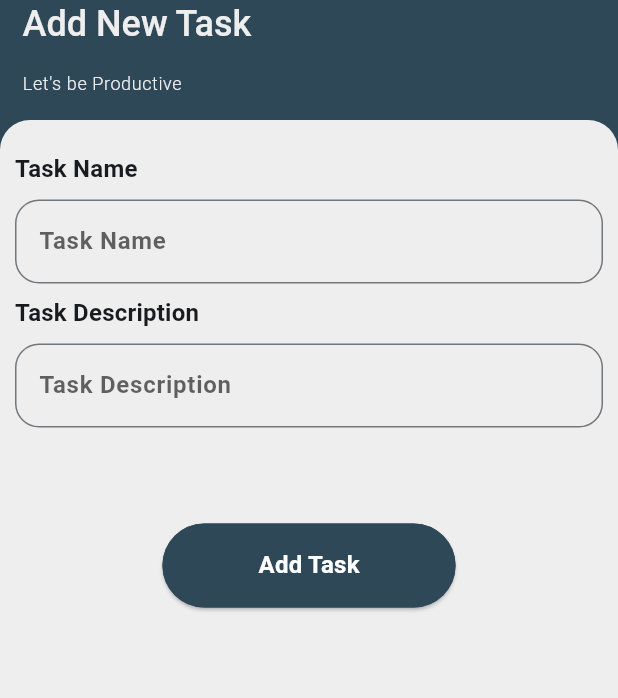
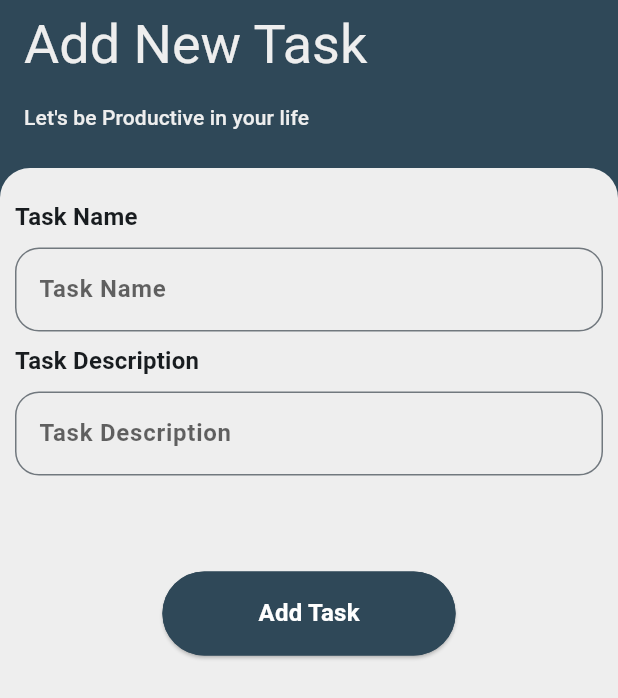
Before and after one commit to MoFares7/task_management, a Flutter app: the TasksScreen screen opened directly, after a tap on the "add" icon, on a phone screen of 412 x 824 dp. Shown: the top 698 px of the screen. Run offline on Flutter 3.47's test engine with Material 3 defaults, Android fonts, the phone set to English and light mode, and no system bars; drawn by our look-alikes of flutter_form_builder; our stand-ins replace bloc, equatable, flutter_bloc, flutter_svg, form_builder_validators, gap and 6 more; accounts and stored records are empty; Roboto replaces fonts that are missing (Tajawal).

Commit message:
upload CRUD task

```diff
--- /dev/null
+++ b/lib/common/failur_card.dart
@@ -0,0 +1,56 @@
+import 'package:flutter/material.dart';
+import 'package:flutter_svg/flutter_svg.dart';
+import 'package:gap/gap.dart';
+import 'package:task_management_fares/common/primary_btn.dart';
+import 'package:task_management_fares/core/app_assets.dart';
+
+class FailureCard extends StatelessWidget {
+  const FailureCard({
+    super.key,
+    this.label,
+    this.isNoDataView = false,
+    required this.onRetry,
+    required this.colorButton,
+  });
+
+  final VoidCallback onRetry;
+  final String? label;
+  final bool isNoDataView;
+  final Color colorButton;
+
+  @override
+  Widget build(BuildContext context) {
+    return Center(
+      child: Column(
+        mainAxisSize: MainAxisSize.min,
+        children: [
+          SvgPicture.asset(
+            isNoDataView ? AppAssets.noDataSvg : AppAssets.errorSvg,
+            fit: BoxFit.cover,
+            height: 160,
+          ),
+          const Gap(64),
+          Text(
+            label ??
+                (isNoDataView
+                    ? 'No Data Was Found'
+                    : 'Error during fetch data'),
+            style: Theme.of(context)
+                .textTheme
+                .bodyMedium!
+                .copyWith(color: Colors.black),
+          ),
+          const Gap(8),
+          PrimaryButton(
+            backgroundColor: colorButton,
+            onPressed: onRetry,
+            hPadding: 32,
+            vPadding: 8,
+            labelStyle: Theme.of(context).textTheme.titleSmall,
+            label: 'Refresh',
+          ),
+        ],
+      ),
+    );
+  }
+}
--- a/lib/common/textbox_main.dart
+++ b/lib/common/textbox_main.dart
@@ -58,6 +58,7 @@ class TextBox extends StatelessWidget {
                 onChanged: onChanged,
                 keyboardType: inputType,
                 obscureText: isPasswordField && isHidden,
+                style: const TextStyle(color: Colors.black),
                 decoration: InputDecoration(
                   hintText: hint ?? title,
                   isDense: isFieldDense,
@@ -68,7 +69,6 @@ class TextBox extends StatelessWidget {
                       .bodyLarge!
                       .copyWith(color: Theme.of(context).hintColor),
                   border: OutlineInputBorder(
-
                     borderRadius: BorderRadius.circular(16),
                     // borderSide: BorderSide()
                   ),
--- /dev/null
+++ b/lib/feature/tasks/presentation/cubit/task_cubit.dart
@@ -0,0 +1,47 @@
+// task_cubit.dart
+import 'package:bloc/bloc.dart';
+import 'package:equatable/equatable.dart';
+import 'package:task_management_fares/core/storage/database.dart';
+
+part 'task_state.dart';
+
+class TaskCubit extends Cubit<TaskState> {
+  TaskCubit() : super(TaskInitial());
+
+  // Fetch tasks method
+  Future<void> fetchTasks(String taskType) async {
+    emit(GetTasksLoading());
+    try {
+      // Fetch tasks from the database
+      final tasks = await DatabaseHelper().fetchTasksByType(taskType);
+
+      emit(GetTasksSuccess(tasks));
+    } catch (e) {
+      emit(GetTasksError(e.toString()));
+    }
+  }
+
+  Future<void> addTask(Map<String, dynamic> task, String taskType) async {
+    emit(TaskAddLoading());
+    try {
+      // Insert task into the database
+      await DatabaseHelper().insertTask(task, taskType);
+
+      emit(TaskAddSuccess());
+      fetchTasks(taskType);
+    } catch (e) {
+      emit(TaskAddError(e.toString()));
+    }
+  }
+
+  Future<void> deleteTask(int taskId, String taskType) async {
+    emit(TaskDeleteLoading());
+    try {
+      await DatabaseHelper().deleteTask(taskId);
+      emit(TaskDeleteSuccess());
+      fetchTasks(taskType);
+    } catch (e) {
+      emit(TaskDeleteError(e.toString()));
+    }
+  }
+}
--- /dev/null
+++ b/lib/feature/tasks/presentation/cubit/task_state.dart
@@ -0,0 +1,59 @@
+part of 'task_cubit.dart';
+
+abstract class TaskState extends Equatable {
+  const TaskState();
+
+  @override
+  List<Object> get props => [];
+}
+
+class TaskInitial extends TaskState {}
+
+//! get tasks bloc state
+class GetTasksLoading extends TaskState {}
+
+class GetTasksSuccess extends TaskState {
+  final List<Map<String, dynamic>> tasks;
+
+  const GetTasksSuccess(this.tasks);
+
+  @override
+  List<Object> get props => [tasks];
+}
+
+class GetTasksError extends TaskState {
+  final String error;
+
+  const GetTasksError(this.error);
+
+  @override
+  List<Object> get props => [error];
+}
+
+//! add task bloc state
+class TaskAddLoading extends TaskState{}
+
+class TaskAddSuccess extends TaskState{}
+
+class TaskAddError  extends TaskState{
+   final String error;
+
+  const TaskAddError(this.error);
+
+  @override
+  List<Object> get props => [error];
+}
+
+//! delete task bloc state
+class TaskDeleteLoading extends TaskState {}
+
+class TaskDeleteSuccess extends TaskState {}
+
+class TaskDeleteError extends TaskState {
+  final String error;
+
+  const TaskDeleteError(this.error);
+
+  @override
+  List<Object> get props => [error];
+}
--- a/lib/feature/tasks/presentation/pages/task_add_screen.dart
+++ b/lib/feature/tasks/presentation/pages/task_add_screen.dart
@@ -1,36 +1,44 @@
-// task_add_screen.dart
 import 'package:flutter/material.dart';
+import 'package:flutter_bloc/flutter_bloc.dart';
 import 'package:flutter_form_builder/flutter_form_builder.dart';
 import 'package:form_builder_validators/form_builder_validators.dart';
 import 'package:gap/gap.dart';
 import 'package:task_management_fares/common/primary_btn.dart';
 import 'package:task_management_fares/common/textbox_main.dart';
 import 'package:task_management_fares/core/app_colors.dart';
-import 'package:task_management_fares/core/storage/database.dart';
+import 'package:task_management_fares/feature/tasks/presentation/cubit/task_cubit.dart';
 
 class TaskAddScreen extends StatelessWidget {
-  TaskAddScreen({Key? key, required this.taskType});
+  TaskAddScreen({Key? key, required this.taskType, required this.color});
 
   final _formKey = GlobalKey<FormBuilderState>();
   final String taskType;
-
+  final Color color;
   @override
   Widget build(BuildContext context) {
     return Scaffold(
       resizeToAvoidBottomInset: false,
-      backgroundColor: AppColors.primaryColor,
+      backgroundColor: color,
       body: SafeArea(
-        child: FormBuilder(
+        child: BlocConsumer<TaskCubit, TaskState>(
+          listener: (context, state) {
+            if (state is TaskAddSuccess) {
+              Navigator.pop(context);
+            } else if (state is TaskAddError) {}
+          },
+          builder: (context, state) {
+            return FormBuilder(
               key: _formKey,
               child: Column(
                 crossAxisAlignment: CrossAxisAlignment.start,
                 children: [
                   Container(
                     decoration: BoxDecoration(
-                  color: AppColors.primaryColor,
+                      color: color,
                     ),
                     child: Padding(
-                  padding: const EdgeInsets.symmetric(horizontal: 15),
+                      padding: const EdgeInsets.symmetric(
+                          horizontal: 16, vertical: 8),
                       child: Column(
                         mainAxisAlignment: MainAxisAlignment.start,
                         crossAxisAlignment: CrossAxisAlignment.start,
@@ -39,15 +47,15 @@ class TaskAddScreen extends StatelessWidget {
                             "Add New Task",
                             style: Theme.of(context)
                                 .textTheme
-                            .headline5!
+                                .displaySmall!
                                 .copyWith(color: AppColors.lightGreyColor),
                           ),
                           const Gap(16),
                           Text(
-                        "Let's be Productive ",
+                            "Let's be Productive in your life",
                             style: Theme.of(context)
                                 .textTheme
-                            .bodySmall!
+                                .labelLarge!
                                 .copyWith(color: AppColors.lightGreyColor),
                           ),
                           const Gap(16),
@@ -57,15 +65,16 @@ class TaskAddScreen extends StatelessWidget {
                   ),
                   Expanded(
                     child: Container(
-                  padding:
-                      const EdgeInsets.symmetric(vertical: 5, horizontal: 10),
+                      padding: const EdgeInsets.symmetric(
+                          vertical: 5, horizontal: 10),
                       width: double.infinity,
                       decoration: const BoxDecoration(
                         color: AppColors.lightGreyColor,
                         borderRadius: BorderRadius.only(
                           topLeft: Radius.circular(20),
                           topRight: Radius.circular(20),
-                      )),
+                        ),
+                      ),
                       child: Column(
                         children: [
                           const Gap(16),
@@ -86,6 +95,7 @@ class TaskAddScreen extends StatelessWidget {
                           ),
                           const Gap(64),
                           PrimaryButton(
+                            backgroundColor: color,
                             label: 'Add Task',
                             onPressed: () async {
                               if (_formKey.currentState!.saveAndValidate()) {
@@ -95,17 +105,21 @@ class TaskAddScreen extends StatelessWidget {
                                   'description': _formKey.currentState!
                                       .fields['taskDescription']!.value,
                                 };
-                            await DatabaseHelper().insertTask(task, taskType);
-                            Navigator.pop(context);
+                                //? send dispatch to add task
+                                context
+                                    .read<TaskCubit>()
+                                    .addTask(task, taskType);
                               }
                             },
                           )
                         ],
                       ),
                     ),
-              )
+                  ),
                 ],
               ),
+            );
+          },
         ),
       ),
     );
--- a/lib/feature/tasks/presentation/pages/tasks_screen.dart
+++ b/lib/feature/tasks/presentation/pages/tasks_screen.dart
@@ -1,10 +1,9 @@
-// tasks_screen.dart
 import 'package:flutter/material.dart';
-import 'package:gap/gap.dart';
+import 'package:flutter_bloc/flutter_bloc.dart';
+import 'package:task_management_fares/common/failur_card.dart';
 import 'package:task_management_fares/core/app_colors.dart';
-import 'package:task_management_fares/core/storage/database.dart';
+import 'package:task_management_fares/feature/tasks/presentation/cubit/task_cubit.dart';
 import 'package:task_management_fares/feature/tasks/presentation/pages/task_add_screen.dart';
-import 'package:task_management_fares/feature/tasks/presentation/pages/task_details_screen.dart';
 import 'package:task_management_fares/feature/tasks/presentation/widgets/task_box.dart';
 
 class TasksScreen extends StatefulWidget {
@@ -17,43 +16,17 @@ class TasksScreen extends StatefulWidget {
 }
 
 class _TasksScreenState extends State<TasksScreen> {
-  late Future<List<Map<String, dynamic>>> _tasksFuture;
-
   @override
   void initState() {
     super.initState();
-    _fetchTasks(widget.taskType);
-  }
-
-  Future<void> _fetchTasks(String taskType) async {
-    setState(() {
-      _tasksFuture = DatabaseHelper().fetchTasksByType(taskType);
-    });
+    context.read<TaskCubit>().fetchTasks(widget.taskType);
   }
 
   @override
   Widget build(BuildContext context) {
-    late Color appBarColor;
-
-    // Define switch case to set the color based on the task type
-    switch (widget.taskType) {
-      case 'Various':
-        appBarColor = AppColors.cardColor;
-        break;
-      case 'Education':
-        appBarColor = AppColors.secondaryColor;
-        break;
-      case 'Healthy':
-        appBarColor = AppColors.skyColor;
-        break;
-      default:
-        appBarColor = AppColors.primaryColor;
-        break;
-    }
-
     return Scaffold(
       appBar: AppBar(
-        backgroundColor: appBarColor,
+        backgroundColor: _getAppBarColor(widget.taskType),
         centerTitle: true,
         title: Text(
           'Task Management',
@@ -74,6 +47,7 @@ class _TasksScreenState extends State<TasksScreen> {
                 MaterialPageRoute(
                   builder: (context) => TaskAddScreen(
                     taskType: widget.taskType,
+                    color: _getAppBarColor(widget.taskType),
                   ),
                 ),
               );
@@ -81,30 +55,32 @@ class _TasksScreenState extends State<TasksScreen> {
           ),
         ],
       ),
-      body: Padding(
-        padding: const EdgeInsets.symmetric(
-          vertical: 16,
-          horizontal: 16,
+      body: BlocBuilder<TaskCubit, TaskState>(
+        builder: (context, state) {
+          if (state is GetTasksLoading) {
+            return const Center(child: CircularProgressIndicator());
+          } else if (state is GetTasksError) {
+            return Center(
+              child: FailureCard(
+                isNoDataView: false,
+                colorButton: _getAppBarColor(widget.taskType),
+                onRetry: () {},
               ),
-        child: FutureBuilder<List<Map<String, dynamic>>>(
-          future: _tasksFuture,
-          builder: (context, snapshot) {
-            if (snapshot.connectionState == ConnectionState.waiting) {
-              return const Center(child: CircularProgressIndicator());
-            } else if (snapshot.hasError) {
-              return Center(child: Text('Error: ${snapshot.error}'));
-            } else if (snapshot.hasData && snapshot.data!.isEmpty) {
+            );
+          } else if (state is GetTasksSuccess) {
+            final tasks = state.tasks;
+            if (tasks.isEmpty) {
               return Center(
-                child: Text(
-                  'No tasks available',
-                  style: Theme.of(context)
-                      .textTheme
-                      .bodyLarge!
-                      .copyWith(color: AppColors.primaryColor),
+                child: FailureCard(
+                  isNoDataView: true,
+                  colorButton: _getAppBarColor(widget.taskType),
+                  onRetry: () {},
                 ),
               );
             } else {
-              return Column(
+              return Padding(
+                padding: const EdgeInsets.symmetric(horizontal: 8, vertical: 8),
+                child: Column(
                   mainAxisAlignment: MainAxisAlignment.start,
                   crossAxisAlignment: CrossAxisAlignment.start,
                   children: [
@@ -117,56 +93,50 @@ class _TasksScreenState extends State<TasksScreen> {
                           mainAxisSpacing: 8,
                           childAspectRatio: 1.5,
                         ),
-                      itemCount: snapshot.data!.length,
+                        itemCount: tasks.length,
                         itemBuilder: (context, index) {
-                        final task = snapshot.data![index];
+                          final task = tasks[index];
+                          final taskID = task['id'];
                           final taskName = task['name'] ?? 'No Name';
                           final taskDescription =
                               task['description'] ?? 'No Description';
-                        return TaskCard(
+                          final taskType = task['type'];
+                          return TaskBox(
                             taskName: taskName,
                             taskDescription: taskDescription,
-                          cardColor: appBarColor
+                            cardColor: _getAppBarColor(widget.taskType),
+                            onDelete: () {
+                              // Delete task
+                              context
+                                  .read<TaskCubit>()
+                                  .deleteTask(taskID, taskType);
+                            },
                           );
                         },
                       ),
                     ),
                   ],
+                ),
               );
+            }
+          } else {
+            return const SizedBox();
           }
         },
       ),
-      ),
     );
   }
+
+  Color _getAppBarColor(String taskType) {
+    switch (taskType) {
+      case 'Various':
+        return AppColors.cardColor;
+      case 'Education':
+        return AppColors.secondaryColor;
+      case 'Healthy':
+        return AppColors.skyColor;
+      default:
+        return AppColors.primaryColor;
     }
-
-void _showOptionsDialog(BuildContext context) {
-  showDialog(
-    context: context,
-    builder: (BuildContext context) {
-      return AlertDialog(
-        title: const Text('Task Options'),
-        content: Column(
-          mainAxisSize: MainAxisSize.min,
-          children: [
-            ListTile(
-              leading: const Icon(Icons.edit),
-              title: const Text('Edit Task'),
-              onTap: () {
-                Navigator.pop(context);
-              },
-            ),
-            ListTile(
-              leading: const Icon(Icons.delete),
-              title: const Text('Delete Task'),
-              onTap: () {
-                Navigator.pop(context);
-              },
-            ),
-          ],
-        ),
-      );
-    },
-  );
   }
+}
```
Also changed, not shown: lib/core/app_assets.dart (+4 -16 lines), lib/core/ioc/app_injector.dart (+29 -22 lines), lib/core/storage/database.dart (+5 -6 lines), lib/feature/tasks/presentation/widgets/task_box.dart (+98 -3 lines), lib/main.dart (+11 -2 lines), assets/images/svg/error.svg (added), assets/images/svg/no_data.svg (added). Lines whose indentation alone changed are shown as unchanged.
